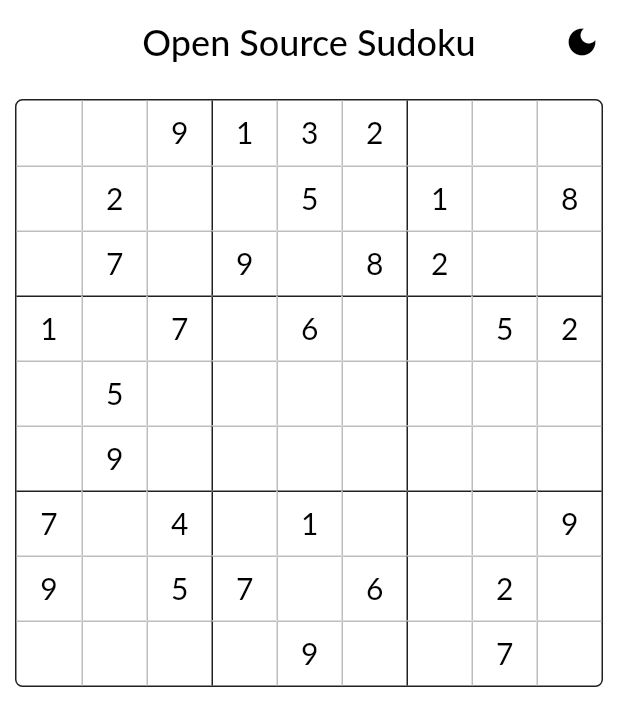
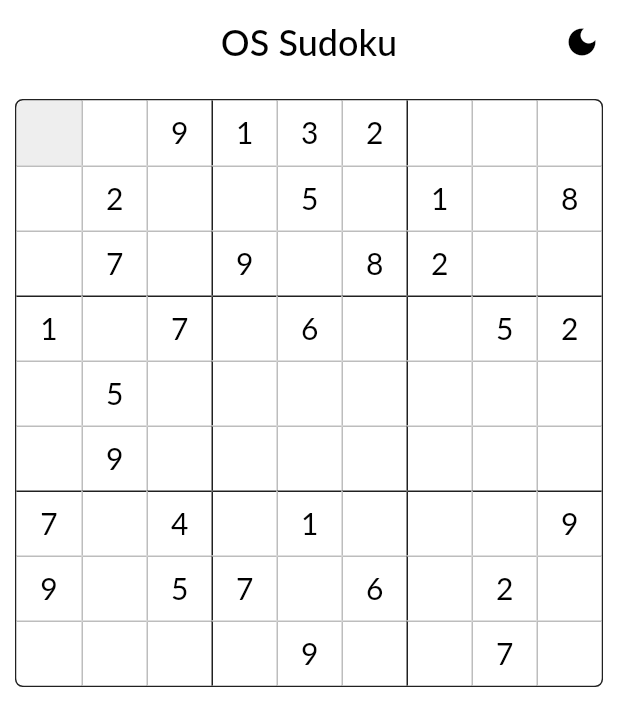
Before and after one commit to mdg1019/open_source_sudoku, a Flutter app: the screen it shows after launch, on a phone screen of 412 x 824 dp. Shown: the top 726 px of the screen. Run offline on Flutter 3.47's test engine with Material 3 defaults, Android fonts, the phone set to English and light mode, and no system bars; our stand-ins replace flutter_riverpod, riverpod_annotation, shared_preferences; generated files the repository leaves out were written again; Roboto replaces fonts that are missing (Lato).

Commit message:
Added a cursor which is initially set to the first empty cell. Cursor can be moved by pressing any PuzzleCellWidget. Fixed a problem with the corners of the grid overflowing it's parent container's border radius.

```diff
--- a/lib/interfaces/sudoku_theme.dart
+++ b/lib/interfaces/sudoku_theme.dart
@@ -1,11 +1,13 @@
 import 'package:flutter/material.dart';
 
 abstract class SudokuTheme {
+  Color backgroundColor;
+  Color cursorLocationBackgroundColor;
   Color gridBoxBorderColor;
   Color gridInnerBorderColor;
   IconData appBarThemeIcon;
+  TextStyle appBarThemeTextStyle;
   TextStyle currentValueTextStyle;
-  TextStyle appBarThemeTextStyle;
   ThemeData theme;
 
   SudokuTheme ({
@@ -15,5 +17,7 @@ abstract class SudokuTheme {
     required this.currentValueTextStyle,
     required this.appBarThemeTextStyle,
     required this.theme,
+    required this.cursorLocationBackgroundColor,
+    required this.backgroundColor,
   });
 }
--- a/lib/main.dart
+++ b/lib/main.dart
@@ -15,7 +15,7 @@ class MyApp extends ConsumerWidget {
 
   @override
   Widget build(BuildContext context, WidgetRef ref) {
-    const String title = 'Open Source Sudoku';
+    const String title = 'OS Sudoku';
     final settings = ref.watch(settingsNotifierProvider);
 
     return settings.when(
--- a/lib/models/sudoku.dart
+++ b/lib/models/sudoku.dart
@@ -4,39 +4,48 @@ import 'package:sudoku/utils/shared.dart';
 
 part 'sudoku.g.dart';
 
+typedef PuzzleGrid = List<List<PuzzleCell>>;
+
 class PuzzleCell {
   List<int> notes = [];
-  int value = 0;
+  int current = 0;
   int solution = 0;
 
-  PuzzleCell({required this.value, required this.solution});
+  PuzzleCell({required this.current, required this.solution});
 }
 
 class Sudoku {
   final GeneratedPuzzle? puzzle;
-  List<List<PuzzleCell>>? grid;
+  PuzzleGrid? puzzleGrid;
+  Location? cursor = Location(0, 0);
 
   Sudoku({this.puzzle}) {
     if (puzzle != null) {
-      grid = [];
+      generatePuzzleGrid();
+    } else {
+      puzzleGrid = null;
+    }
+  }
+
+  void generatePuzzleGrid () {
+    puzzleGrid = [];
 
     for (int r = 0; r < 9; r++) {
       List<PuzzleCell> row = [];
 
       for (int c = 0; c < 9; c++) {
         PuzzleCell puzzleCell = PuzzleCell(
-              value: puzzle!.starting[r][c],
+            current: puzzle!.starting[r][c],
             solution: puzzle!.solution[r][c]
         );
 
         row.add(puzzleCell);
       }
 
-        grid!.add(row);
+      puzzleGrid!.add(row);
     }
-    } else {
-      grid = null;
-    }
+
+    cursor = Shared.findEmptyCell(puzzle!.starting);
   }
 }
 
@@ -52,4 +61,11 @@ class SudokuNotifier extends _$SudokuNotifier {
 
     state = AsyncValue.data(Sudoku(puzzle: newPuzzle));
   }
+
+  void setCursorLocation(int row, int col) {
+    Sudoku newState = state.value!;
+    newState.cursor = Location(row, col);
+
+    state = AsyncValue.data(newState);
   }
+}
--- a/lib/themes/dark_theme.dart
+++ b/lib/themes/dark_theme.dart
@@ -30,7 +30,6 @@ class DarkTheme implements SudokuTheme  {
     color: Colors.white,
     fontSize: 24,
     fontWeight: FontWeight.w500,
-    fontFamily: 'Lato',
   );
 
   @override
@@ -52,4 +51,10 @@ class DarkTheme implements SudokuTheme  {
     visualDensity: VisualDensity.adaptivePlatformDensity,
     colorScheme: const ColorScheme.dark(background: Colors.black),
   );
+
+  @override
+  Color cursorLocationBackgroundColor = Colors.grey[700]!;
+
+  @override
+  Color backgroundColor = Colors.black;
 }
--- a/lib/themes/light_theme.dart
+++ b/lib/themes/light_theme.dart
@@ -30,7 +30,6 @@ class LightTheme implements SudokuTheme {
     color: Colors.black,
     fontSize: 24,
     fontWeight: FontWeight.w500,
-    fontFamily: 'Lato',
   );
 
   @override
@@ -52,4 +51,10 @@ class LightTheme implements SudokuTheme {
     visualDensity: VisualDensity.adaptivePlatformDensity,
     colorScheme: const ColorScheme.light(background: Colors.white),
   );
+
+  @override
+  Color cursorLocationBackgroundColor = Colors.grey[200]!;
+
+  @override
+  Color backgroundColor = Colors.white;
 }
--- a/lib/utils/generator.dart
+++ b/lib/utils/generator.dart
@@ -49,6 +49,6 @@ class Generator {
       }
     }
 
-    return GeneratedPuzzle(puzzle, solution);
+    return GeneratedPuzzle(puzzle, puzzle, solution);
   }
 }
--- a/lib/utils/shared.dart
+++ b/lib/utils/shared.dart
@@ -8,16 +8,17 @@ typedef Puzzle = List<List<int>>;
 
 class Location {
   final int row;
-  final int column;
+  final int col;
 
-  Location(this.row, this.column);
+  Location(this.row, this.col);
 }
 
 class GeneratedPuzzle {
   final Puzzle starting;
+  final Puzzle current;
   final Puzzle solution;
 
-  GeneratedPuzzle(this.starting, this.solution);
+  GeneratedPuzzle(this.starting, this.current, this.solution);
 }
 
 class Shared {
--- a/lib/utils/solver.dart
+++ b/lib/utils/solver.dart
@@ -9,14 +9,14 @@ class Solver {
     Location? emptyCell = Shared.findEmptyCell(puzzle)!;
 
     for (int number = 1; number <= 9; number++) {
-      if (Shared.isValidPlacement(puzzle, emptyCell.row, emptyCell.column, number)) {
-        puzzle[emptyCell.row][emptyCell.column] = number;
+      if (Shared.isValidPlacement(puzzle, emptyCell.row, emptyCell.col, number)) {
+        puzzle[emptyCell.row][emptyCell.col] = number;
 
         if (await solvePuzzle(puzzle)) {
           return true;
         }
 
-        puzzle[emptyCell.row][emptyCell.column] = 0;
+        puzzle[emptyCell.row][emptyCell.col] = 0;
       }
     }
 
--- a/lib/widgets/puzzle_cell_widget.dart
+++ b/lib/widgets/puzzle_cell_widget.dart
@@ -1,11 +1,12 @@
 import 'package:flutter/material.dart';
+import 'package:flutter_riverpod/flutter_riverpod.dart';
 
 import '../interfaces/sudoku_theme.dart';
 import '../models/settings.dart';
 import '../models/sudoku.dart';
 import '../utils/shared.dart';
 
-class PuzzleCellWidget extends StatelessWidget {
+class PuzzleCellWidget extends ConsumerWidget {
   PuzzleCellWidget({
     super.key,
     required this.sudoku,
@@ -13,7 +14,7 @@ class PuzzleCellWidget extends StatelessWidget {
     required this.row,
     required this.col,
   }) {
-    puzzleCell = sudoku.grid![row][col];
+    puzzleCell = sudoku.puzzleGrid![row][col];
     theme = Shared.getTheme(settings.themeType);
   }
 
@@ -25,9 +26,16 @@ class PuzzleCellWidget extends StatelessWidget {
   SudokuTheme? theme;
 
   @override
-  Widget build(BuildContext context) {
-    return Container(
+  Widget build(BuildContext context, WidgetRef ref) {
+    return InkWell(
+      onTap: () {
+        ref.read(sudokuNotifierProvider.notifier).setCursorLocation(row, col);
+      },
+      child: Container(
         decoration: BoxDecoration(
+          color: sudoku.cursor!.row == row && sudoku.cursor!.col == col
+              ? theme!.cursorLocationBackgroundColor
+              : theme!.backgroundColor,
           border: Border(
             top: row != 0
                 ? BorderSide(
@@ -46,11 +54,18 @@ class PuzzleCellWidget extends StatelessWidget {
                   )
                 : BorderSide.none,
           ),
+          borderRadius: BorderRadius.only(
+            topLeft: row == 0 && col == 0 ? const Radius.circular(5.0) : Radius.zero,
+            topRight: row == 0 && col == 8 ? const Radius.circular(5.0) : Radius.zero,
+            bottomRight: row == 8 && col == 8 ? const Radius.circular(5.0) : Radius.zero,
+            bottomLeft: row == 8 && col == 0 ? const Radius.circular(5.0) : Radius.zero,
+          ),
         ),
         child: Center(
           child: Text(
-          puzzleCell!.value == 0 ? '' : puzzleCell!.value.toString(),
+            puzzleCell!.current == 0 ? '' : puzzleCell!.current.toString(),
             style: theme!.currentValueTextStyle,
+          ),
         ),
       ),
     );
```
Also changed, not shown: lib/models/sudoku.g.dart, 1 other file. Lines whose indentation alone changed are shown as unchanged.
